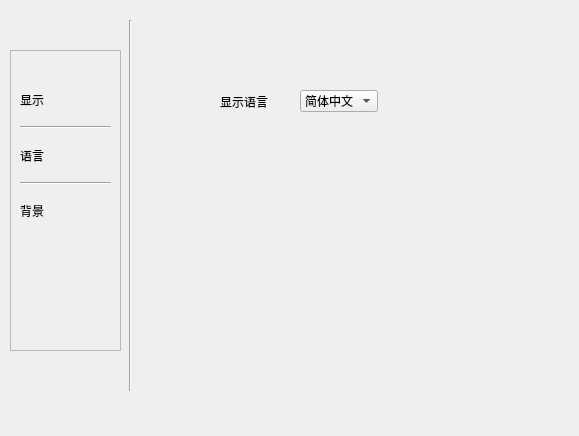
Qt form Lyrics/settings.ui (georgezzzh/SpotifyLyricQt) before a commit.
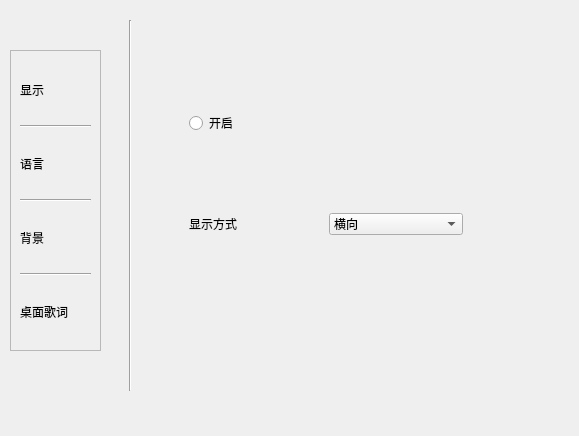
The same form after that commit. Custom widgets are drawn as their Qt base class.

Commit message: 桌面歌词设置 & 增加QQ MusicAPI

The edit to the form file:
```diff
--- a/Lyrics/settings.ui
+++ b/Lyrics/settings.ui
@@ -18,15 +18,15 @@
     <rect>
      <x>180</x>
      <y>30</y>
-     <width>331</width>
-     <height>341</height>
+     <width>292</width>
+     <height>286</height>
     </rect>
    </property>
    <layout class="QVBoxLayout" name="verticalLayout_5">
     <item>
      <widget class="QStackedWidget" name="stackedWidget">
       <property name="currentIndex">
-       <number>1</number>
+       <number>3</number>
       </property>
       <widget class="QWidget" name="page">
        <layout class="QVBoxLayout" name="verticalLayout">
@@ -159,6 +159,42 @@
         </layout>
        </widget>
       </widget>
+      <widget class="QWidget" name="page_3">
+       <layout class="QVBoxLayout" name="verticalLayout_3">
+        <item>
+         <widget class="QRadioButton" name="radioButtonLrcStatus">
+          <property name="text">
+           <string>开启</string>
+          </property>
+         </widget>
+        </item>
+        <item>
+         <layout class="QHBoxLayout" name="horizontalLayout_3">
+          <item>
+           <widget class="QLabel" name="label_2">
+            <property name="text">
+             <string>显示方式</string>
+            </property>
+           </widget>
+          </item>
+          <item>
+           <widget class="QComboBox" name="comboBoxOri">
+            <item>
+             <property name="text">
+              <string>横向</string>
+             </property>
+            </item>
+            <item>
+             <property name="text">
+              <string>纵向</string>
+             </property>
+            </item>
+           </widget>
+          </item>
+         </layout>
+        </item>
+       </layout>
+      </widget>
      </widget>
     </item>
    </layout>
@@ -168,7 +204,7 @@
     <rect>
      <x>10</x>
      <y>50</y>
-     <width>111</width>
+     <width>91</width>
      <height>301</height>
     </rect>
    </property>
@@ -178,15 +214,6 @@
    <property name="frameShadow">
     <enum>QFrame::Raised</enum>
    </property>
-   <widget class="QWidget" name="layoutWidget">
-    <property name="geometry">
-     <rect>
-      <x>10</x>
-      <y>30</y>
-      <width>91</width>
-      <height>151</height>
-     </rect>
-    </property>
     <layout class="QVBoxLayout" name="verticalLayout_2">
      <item>
       <widget class="MyLabel" name="labelFont">
@@ -223,8 +250,21 @@
        </property>
       </widget>
      </item>
-    </layout>
-   </widget>
+    <item>
+     <widget class="Line" name="line_4">
+      <property name="orientation">
+       <enum>Qt::Horizontal</enum>
+      </property>
+     </widget>
+    </item>
+    <item>
+     <widget class="MyLabel" name="labelDesktopLrc">
+      <property name="text">
+       <string>桌面歌词</string>
+      </property>
+     </widget>
+    </item>
+   </layout>
   </widget>
   <widget class="Line" name="line_3">
    <property name="geometry">
```
Left out of the diff: 13 changed lines with no effect on the pictures. Lines whose indentation alone changed are shown as unchanged. The commit also changes 14 other files.
